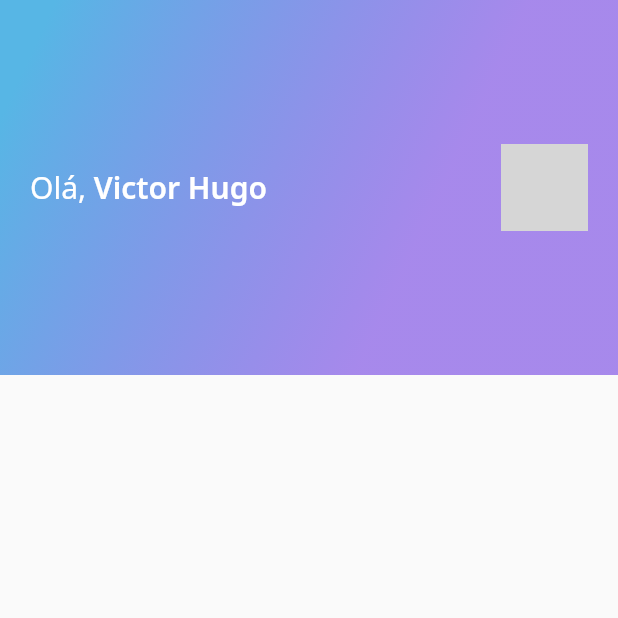
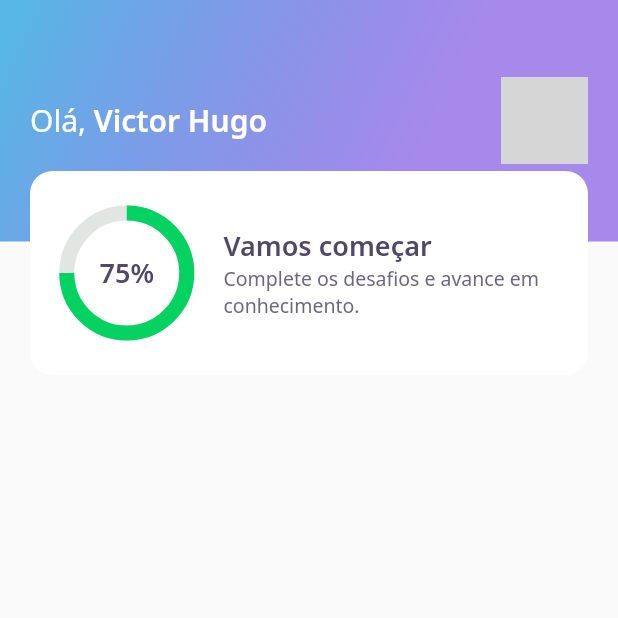
Before and after one commit to victorhugolgr/flutter-quiz-dev, a Flutter app: the screen it shows after launch, on a phone screen of 412 x 824 dp, the top half of it. Run offline on Flutter 3.47's test engine with Material 2 defaults, Android fonts, the phone set to English and light mode, and no system bars; our stand-ins replace google_fonts; network calls fail; grey boxes are pictures that could not be loaded.

Commit message:
Create app bar

```diff
--- a/lib/home/widgets/appbar/app_bar_widget.dart
+++ b/lib/home/widgets/appbar/app_bar_widget.dart
@@ -1,6 +1,7 @@
 import 'package:flutter/material.dart';
 
 import '../../../core/core.dart';
+import '../score_card/score_card_widget.dart';
 
 class AppBarWidget extends PreferredSize {
   AppBarWidget()
@@ -8,9 +9,13 @@ class AppBarWidget extends PreferredSize {
             preferredSize: Size.fromHeight(250),
             child: Container(
               height: 250,
+              child: Stack(
+                children: [
+                  Container(
+                    height: 161,
+                    padding: const EdgeInsets.symmetric(horizontal: 20),
+                    width: double.maxFinite,
                     decoration: BoxDecoration(gradient: AppGradients.linear),
-              child: Padding(
-                padding: const EdgeInsets.symmetric(horizontal: 20),
                     child: Row(
                       mainAxisAlignment: MainAxisAlignment.spaceBetween,
                       children: [
@@ -39,5 +44,11 @@ class AppBarWidget extends PreferredSize {
                       ],
                     ),
                   ),
+                  Align(
+                    alignment: Alignment(0.0, 1.0),
+                    child: ScoreCardWidget(),
+                  )
+                ],
+              ),
             ));
 }
--- /dev/null
+++ b/lib/home/widgets/chart/chart_widget.dart
@@ -0,0 +1,37 @@
+import 'package:flutter/material.dart';
+
+import '../../../core/app_colors.dart';
+import '../../../core/core.dart';
+
+class ChatWidget extends StatelessWidget {
+  const ChatWidget({Key? key}) : super(key: key);
+
+  @override
+  Widget build(BuildContext context) {
+    return Container(
+      height: 80,
+      width: 80,
+      child: Stack(
+        children: [
+          Center(
+            child: Container(
+              height: 80,
+              width: 80,
+              child: CircularProgressIndicator(
+                strokeWidth: 10,
+                value: .75,
+                backgroundColor: AppColors.chartSecondary,
+                valueColor: AlwaysStoppedAnimation<Color>(AppColors.chartPrimary),
+              ),
+            ),
+          ),
+          Center(
+              child: Text(
+            "75%",
+            style: AppTextStyles.heading,
+          ))
+        ],
+      ),
+    );
+  }
+}
--- /dev/null
+++ b/lib/home/widgets/score_card/score_card_widget.dart
@@ -0,0 +1,50 @@
+import 'package:flutter/material.dart';
+
+import '../../../core/app_colors.dart';
+import '../../../core/core.dart';
+import '../chart/chart_widget.dart';
+
+class ScoreCardWidget extends StatelessWidget {
+  const ScoreCardWidget({Key? key}) : super(key: key);
+
+  @override
+  Widget build(BuildContext context) {
+    return Padding(
+      padding: const EdgeInsets.only(left: 20, right: 20, top: 14),
+      child: Container(
+        height: 136,
+        decoration: BoxDecoration(
+            color: AppColors.white, borderRadius: BorderRadius.circular(15)),
+        child: Padding(
+          padding: const EdgeInsets.symmetric(horizontal: 24),
+          child: Row(
+            crossAxisAlignment: CrossAxisAlignment.center,
+            children: [
+              Expanded(flex: 1, child: ChatWidget()),
+              Expanded(
+                flex: 3,
+                child: Padding(
+                  padding: const EdgeInsets.only(left: 24),
+                  child: Column(
+                    crossAxisAlignment: CrossAxisAlignment.start,
+                    mainAxisAlignment: MainAxisAlignment.center,
+                    children: [
+                      Text(
+                        "Vamos começar",
+                        style: AppTextStyles.heading,
+                      ),
+                      Text(
+                        "Complete os desafios e avance em conhecimento.",
+                        style: AppTextStyles.body,
+                      )
+                    ],
+                  ),
+                ),
+              )
+            ],
+          ),
+        ),
+      ),
+    );
+  }
+}
```
Also changed, not shown: lib/pubspec.lock (deleted). Lines whose indentation alone changed are shown as unchanged.
